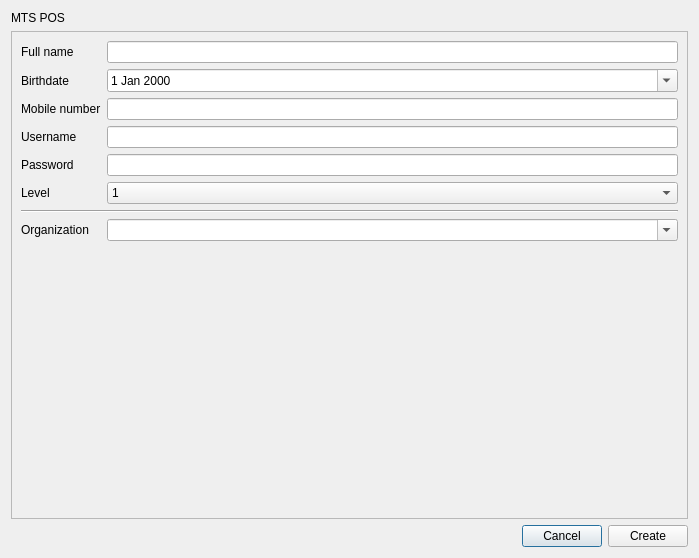
The window that app/ui/dialogs/signup.ui (rondalefloyd/mts-pos) describes before a commit, drawn with Qt 5.
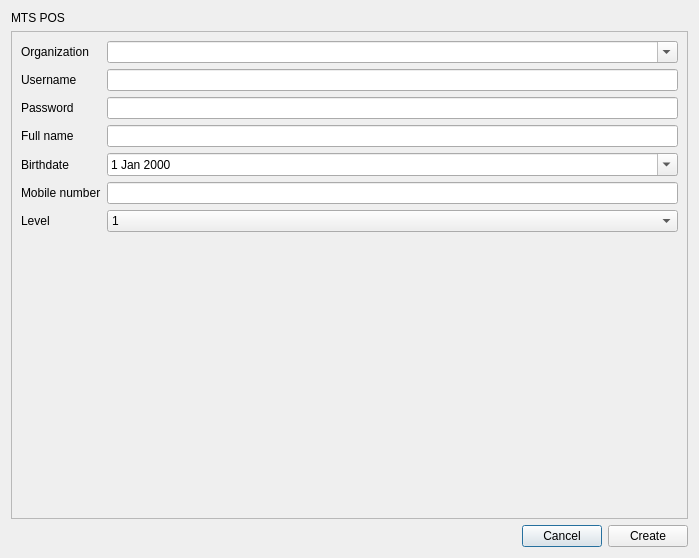
The same window after the commit.

The edit to the form file:
```diff
--- a/app/ui/dialogs/signup.ui
+++ b/app/ui/dialogs/signup.ui
@@ -43,67 +43,87 @@
       </property>
       <layout class="QFormLayout" name="formLayout">
        <item row="0" column="0">
-        <widget class="QLabel" name="label">
+        <widget class="QLabel" name="label_8">
          <property name="text">
-          <string>Full name</string>
+          <string>Organization</string>
          </property>
         </widget>
        </item>
        <item row="0" column="1">
-        <widget class="QLineEdit" name="lineEditFullName"/>
+        <widget class="QComboBox" name="comboBoxOrganizationName">
+         <property name="editable">
+          <bool>true</bool>
+         </property>
+         <property name="maxVisibleItems">
+          <number>2147483647</number>
+         </property>
+         <property name="insertPolicy">
+          <enum>QComboBox::NoInsert</enum>
+         </property>
+        </widget>
        </item>
        <item row="1" column="0">
-        <widget class="QLabel" name="label_5">
+        <widget class="QLabel" name="label_3">
          <property name="text">
-          <string>Birthdate</string>
+          <string>Username</string>
          </property>
         </widget>
        </item>
        <item row="1" column="1">
-        <widget class="QDateEdit" name="dateEditBirthDate">
-         <property name="calendarPopup">
-          <bool>true</bool>
-         </property>
-        </widget>
+        <widget class="QLineEdit" name="lineEditUserName"/>
        </item>
        <item row="2" column="0">
-        <widget class="QLabel" name="label_2">
+        <widget class="QLabel" name="label_4">
          <property name="text">
-          <string>Mobile number</string>
+          <string>Password</string>
          </property>
         </widget>
        </item>
        <item row="2" column="1">
-        <widget class="QLineEdit" name="lineEditMobileNumber"/>
+        <widget class="QLineEdit" name="lineEditAccessCode"/>
        </item>
        <item row="3" column="0">
-        <widget class="QLabel" name="label_3">
+        <widget class="QLabel" name="label">
          <property name="text">
-          <string>Username</string>
+          <string>Full name</string>
          </property>
         </widget>
        </item>
        <item row="3" column="1">
-        <widget class="QLineEdit" name="lineEditUserName"/>
+        <widget class="QLineEdit" name="lineEditFullName"/>
        </item>
        <item row="4" column="0">
-        <widget class="QLabel" name="label_4">
+        <widget class="QLabel" name="label_5">
          <property name="text">
-          <string>Password</string>
+          <string>Birthdate</string>
          </property>
         </widget>
        </item>
        <item row="4" column="1">
-        <widget class="QLineEdit" name="lineEditAccessCode"/>
+        <widget class="QDateEdit" name="dateEditBirthDate">
+         <property name="calendarPopup">
+          <bool>true</bool>
+         </property>
+        </widget>
        </item>
        <item row="5" column="0">
+        <widget class="QLabel" name="label_2">
+         <property name="text">
+          <string>Mobile number</string>
+         </property>
+        </widget>
+       </item>
+       <item row="5" column="1">
+        <widget class="QLineEdit" name="lineEditMobileNumber"/>
+       </item>
+       <item row="6" column="0">
         <widget class="QLabel" name="label_7">
          <property name="text">
           <string>Level</string>
          </property>
         </widget>
        </item>
-       <item row="5" column="1">
+       <item row="6" column="1">
         <widget class="QComboBox" name="comboBoxAccessLevel">
          <item>
           <property name="text">
@@ -122,33 +142,6 @@
          </item>
         </widget>
        </item>
-       <item row="6" column="0" colspan="2">
-        <widget class="Line" name="line">
-         <property name="orientation">
-          <enum>Qt::Horizontal</enum>
-         </property>
-        </widget>
-       </item>
-       <item row="7" column="0">
-        <widget class="QLabel" name="label_8">
-         <property name="text">
-          <string>Organization</string>
-         </property>
-        </widget>
-       </item>
-       <item row="7" column="1">
-        <widget class="QComboBox" name="comboBoxOrganizationName">
-         <property name="editable">
-          <bool>true</bool>
-         </property>
-         <property name="maxVisibleItems">
-          <number>2147483647</number>
-         </property>
-         <property name="insertPolicy">
-          <enum>QComboBox::NoInsert</enum>
-         </property>
-        </widget>
-       </item>
       </layout>
      </widget>
     </widget>
```
